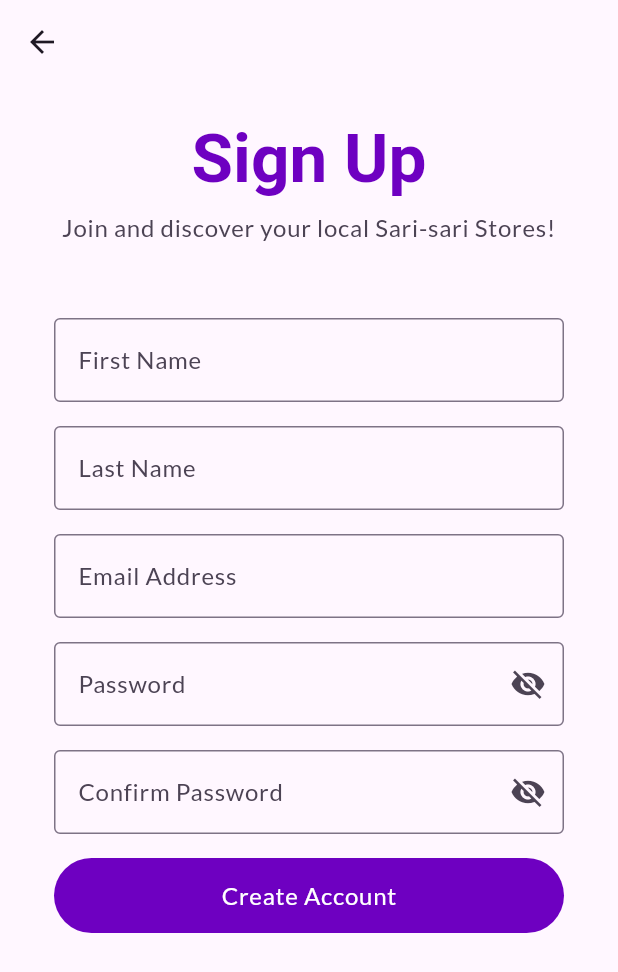
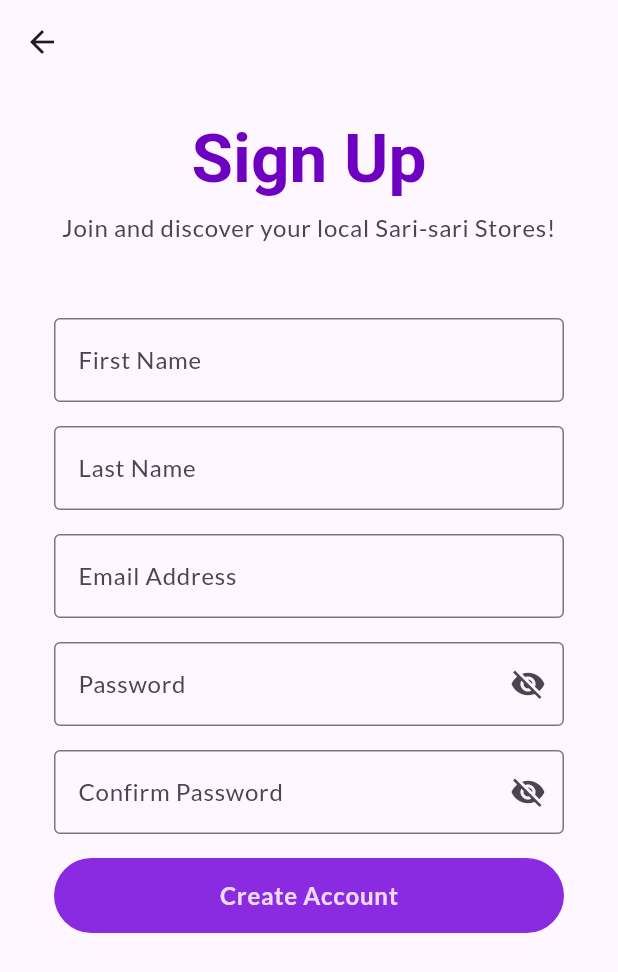
Before and after one commit to ligaya-milangela/tindahanap, a Flutter app: the screen it shows after launch, after a tap on "Sign Up!", on a phone screen of 412 x 824 dp. Shown: the top 972 px of the screen. Run offline on Flutter 3.47's test engine with Material 3 defaults, Android fonts, the phone set to English and light mode, and no system bars; our stand-ins replace cloud_firestore, email_validator, firebase_auth, firebase_core, flutter_map, geocoding and 3 more; accounts and stored records are empty; Roboto replaces fonts that are missing (Pridi).

Commit message:
Adjust UI colors

```diff
--- a/lib/screens/login_screen.dart
+++ b/lib/screens/login_screen.dart
@@ -26,8 +26,8 @@ class _LoginScreenState extends State<LoginScreen> {
 
   @override
   Widget build(BuildContext context) {
-    final colorScheme = Theme.of(context).colorScheme;
-    final textTheme = Theme.of(context).textTheme;
+    final ColorScheme colorScheme = Theme.of(context).colorScheme;
+    final TextTheme textTheme = Theme.of(context).textTheme;
 
     return Scaffold(
       body: Container(
@@ -90,10 +90,17 @@ class _LoginScreenState extends State<LoginScreen> {
                       }
                     },
                     style: FilledButton.styleFrom(
+                      backgroundColor: colorScheme.primaryContainer,
                       textStyle: textTheme.bodyLarge,
                       minimumSize: const Size.fromHeight(50.0),
                     ),
-                    child: const Text('Log In'),
+                    child: Text(
+                      'Log In',
+                      style: textTheme.bodyLarge?.copyWith(
+                        color: colorScheme.onPrimaryContainer,
+                        fontWeight: FontWeight.bold,
+                      ),
+                    ),
                   ),
                 ],
               ),
--- a/lib/screens/product_catalog_screen.dart
+++ b/lib/screens/product_catalog_screen.dart
@@ -40,7 +40,7 @@ class _ProductCatalogScreenState extends State<ProductCatalogScreen> {
     final ColorScheme colorScheme = Theme.of(context).colorScheme;
     final TextTheme textTheme = Theme.of(context).textTheme;
     final Position userLocation = SharedData.of(context).location;
-    final distanceFromUser = getDistanceFromUser(
+    final double distanceFromUser = getDistanceFromUser(
       userLocation.latitude,
       userLocation.longitude,
       widget.store.latitude,
--- a/lib/screens/signup_screen.dart
+++ b/lib/screens/signup_screen.dart
@@ -38,8 +38,8 @@ class _SignupScreenState extends State<SignupScreen> {
 
   @override
   Widget build(BuildContext context) {
-    final colorScheme = Theme.of(context).colorScheme;
-    final textTheme = Theme.of(context).textTheme;
+    final ColorScheme colorScheme = Theme.of(context).colorScheme;
+    final TextTheme textTheme = Theme.of(context).textTheme;
 
     return Scaffold(
       appBar: AppBar(
@@ -155,10 +155,17 @@ class _SignupScreenState extends State<SignupScreen> {
                     }
                   },
                   style: FilledButton.styleFrom(
+                    backgroundColor: colorScheme.primaryContainer,
                     textStyle: textTheme.bodyLarge,
                     minimumSize: const Size.fromHeight(50.0),
                   ),
-                  child: const Text('Create Account'),
+                  child: Text(
+                    'Create Account',
+                    style: textTheme.bodyLarge?.copyWith(
+                      color: colorScheme.onPrimaryContainer,
+                      fontWeight: FontWeight.bold,
+                    ),
+                  ),
                 ),
               ],
             ),
--- a/lib/widgets/filters_bottom_sheet.dart
+++ b/lib/widgets/filters_bottom_sheet.dart
@@ -142,7 +142,7 @@ class _FiltersBottomSheetState extends State<FiltersBottomSheet> {
               width: double.infinity,
               child: Center(
                 child: Text(
-                  'Clear Filters',
+                  'Reset Filters',
                   style: textTheme.bodyLarge,
                 ),
               ),
```
Also changed, not shown: lib/screens/account_settings_screen.dart (+5 -7 lines), lib/screens/favorites_screen.dart (+15 -6 lines), lib/screens/stores_list_screen.dart (+11 -2 lines), lib/screens/stores_map_screen.dart (+6 -1 lines), lib/screens/user_profile_screen.dart (+11 -13 lines).
